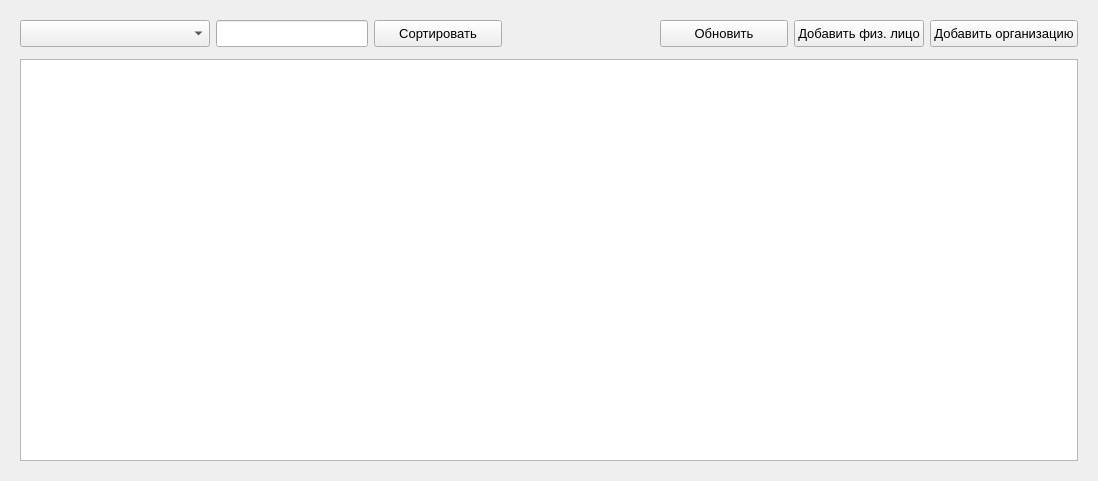
Qt form ContactsDialog.ui (okostynchuk/Outcall) before a commit.
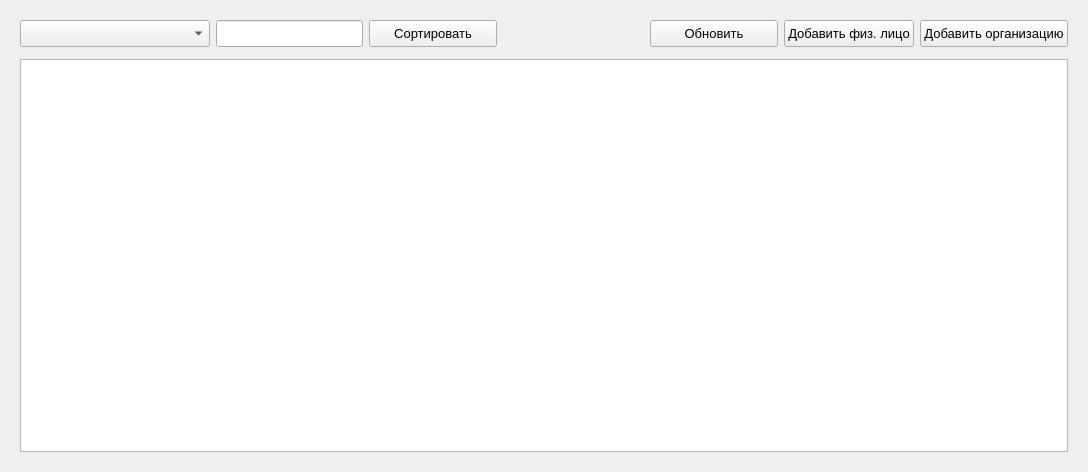
The same form after that commit.

Commit message: redisigned some windows

Patch:
```diff
--- a/ContactsDialog.ui
+++ b/ContactsDialog.ui
@@ -9,8 +9,8 @@
    <rect>
     <x>0</x>
     <y>0</y>
-    <width>1098</width>
-    <height>481</height>
+    <width>1088</width>
+    <height>472</height>
    </rect>
   </property>
   <property name="windowTitle">
```
The commit also changes 4 other files.
